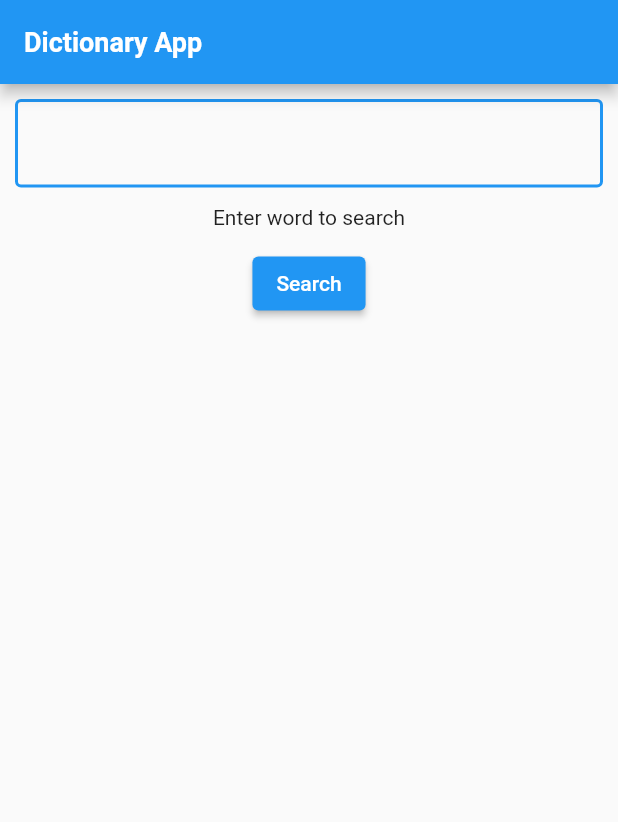
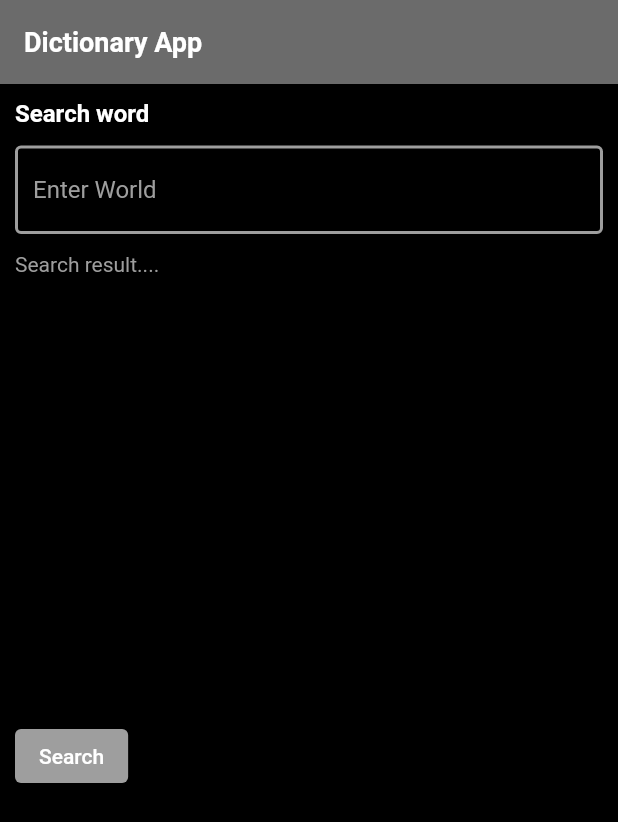
Before and after one commit to Blue-Marvel/Dictionary_app, a Flutter app: the screen it shows after launch, after a tap on "Search", on a phone screen of 412 x 824 dp. Shown: the top 822 px of the screen. Run offline on Flutter 3.47's test engine with Material 2 defaults, Android fonts, the phone set to English and light mode, and no system bars; network calls fail.

Commit message:
fix: added a litle design to the ui

```diff
--- a/lib/services/dictionary_services.dart
+++ b/lib/services/dictionary_services.dart
@@ -15,10 +15,8 @@ class DictonaryServices {
       final defData = (data[0]["meanings"][0]["definitions"] as List);
       final definition = List<Definition>.from(
           defData.map((definition) => Definition.fromJson(definition)));
-      print(definition[0].definition);
       return definition;
     } catch (e) {
-      print(e.toString());
       rethrow;
     }
   }
--- a/lib/views/home.dart
+++ b/lib/views/home.dart
@@ -14,12 +14,14 @@ class _DictionaryState extends State<Dictionary> {
   TextEditingController textController = TextEditingController();
   String value = 'Enter word to search';
   String word = '';
+  bool isClick = true;
 
   onClick() async {
     word = textController.text.toString().trim();
     defList = await DictonaryServices.fetchDefintiion(word: word);
     setState(() {
       value = defList[0].definition;
+      isClick = false;
     });
   }
 
@@ -32,7 +34,9 @@ class _DictionaryState extends State<Dictionary> {
   @override
   Widget build(BuildContext context) {
     return Scaffold(
+      backgroundColor: Colors.black,
       appBar: AppBar(
+        backgroundColor: const Color.fromARGB(255, 107, 107, 107),
         title: const Text(
           'Dictionary App',
           style: TextStyle(
@@ -45,26 +49,64 @@ class _DictionaryState extends State<Dictionary> {
         child: Padding(
           padding: const EdgeInsets.all(10.0),
           child: Column(
+            crossAxisAlignment: CrossAxisAlignment.start,
             children: [
+              const Text(
+                "Search word",
+                style: TextStyle(
+                  color: Colors.white,
+                  fontSize: 16,
+                  fontWeight: FontWeight.bold,
+                ),
+              ),
+              const SizedBox(
+                height: 12,
+              ),
               TextFormField(
                 controller: textController,
+                style: const TextStyle(color: Colors.white),
                 decoration: const InputDecoration(
+                  hintText: "Enter World",
+                  hintStyle: TextStyle(color: Colors.grey),
                   enabledBorder: OutlineInputBorder(
                     borderSide: BorderSide(
-                        style: BorderStyle.solid, color: Colors.blue, width: 2),
+                        style: BorderStyle.solid, color: Colors.grey, width: 2),
                   ),
                   border: OutlineInputBorder(
                     borderSide: BorderSide(
-                        style: BorderStyle.solid, color: Colors.blue, width: 2),
+                        style: BorderStyle.solid, color: Colors.grey, width: 2),
                   ),
                 ),
               ),
               const SizedBox(height: 12),
-              Text(value),
+              SizedBox(
+                width: double.infinity,
+                height: 300,
+                child: isClick
+                    ? const Text(
+                        'Search result....',
+                        style: TextStyle(color: Colors.grey),
+                      )
+                    : ListView.builder(
+                        itemCount: 1,
+                        itemBuilder: (context, index) {
+                          return Text(
+                            value,
+                            style: const TextStyle(color: Colors.white),
+                          );
+                        },
+                      ),
+              ),
               const SizedBox(height: 12),
               ElevatedButton(
                 onPressed: onClick,
-                child: const Text('Search'),
+                style: ElevatedButton.styleFrom(
+                  backgroundColor: Colors.grey,
+                ),
+                child: const Text(
+                  'Search',
+                  style: TextStyle(color: Colors.white),
+                ),
               ),
             ],
           ),
```
Also changed, not shown: 1 other file.
